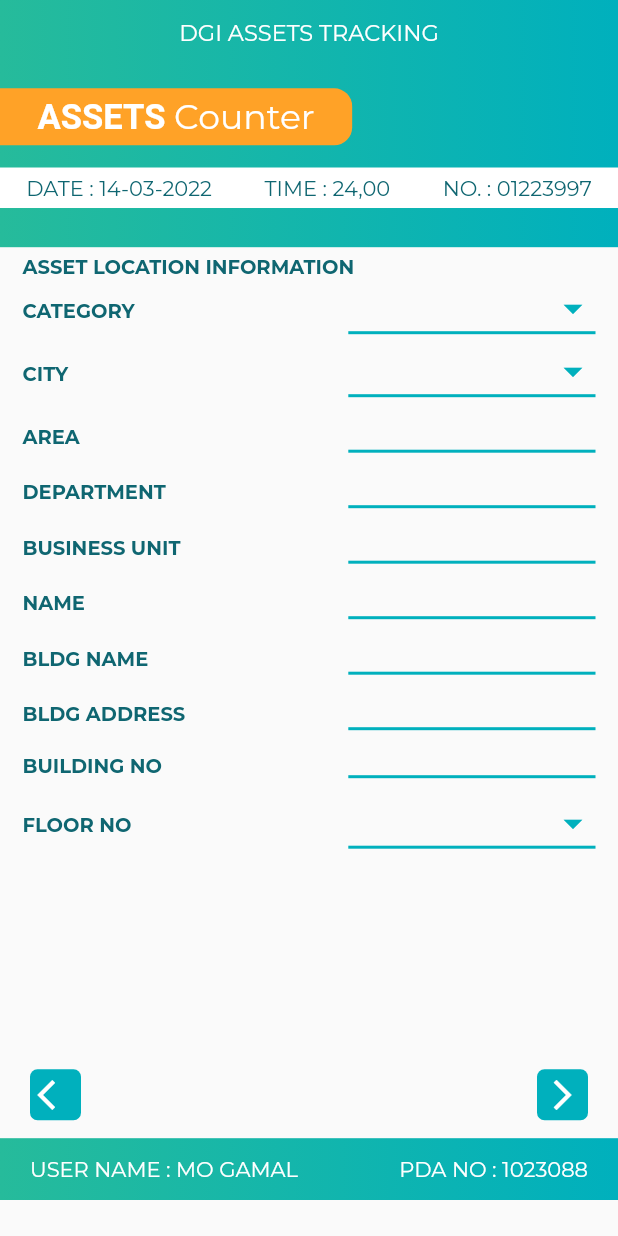
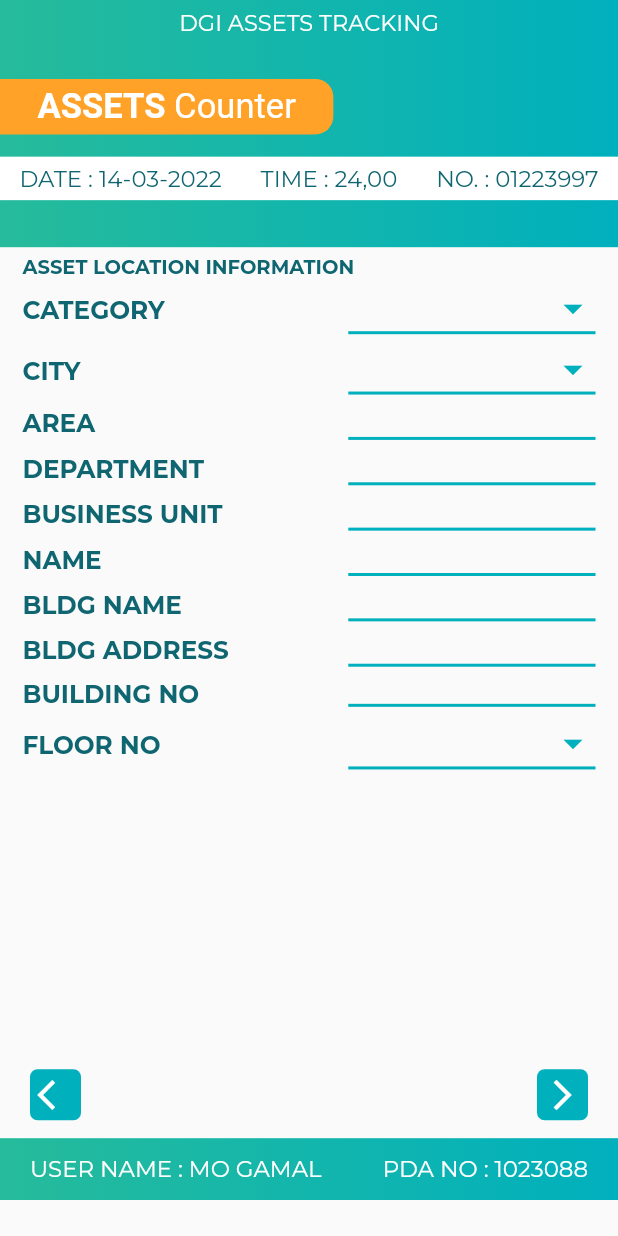
Before and after one commit to Ahmed2120/DGI, a Flutter app: the screen it shows after launch, after a tap on "Asset Counter", on a phone screen of 412 x 824 dp. Run offline on Flutter 3.47's test engine with Material 2 defaults, Android fonts, the phone set to English and light mode, and no system bars; our stand-ins replace dropdown_button2.

Commit message:
first commit

```diff
--- a/lib/screens/assets_counter_screen.dart
+++ b/lib/screens/assets_counter_screen.dart
@@ -15,6 +15,8 @@ class _AssetsCounterState extends State<AssetsCounter> {
   @override
   Widget build(BuildContext context) {
     final dSize = MediaQuery.of(context).size;
+    print('hhh ${dSize.height * 0.01}');
+    print('hhh ${dSize.width * 0.04}');
     return Scaffold(
         body: SafeArea(
           child: SingleChildScrollView(
@@ -25,7 +27,7 @@ class _AssetsCounterState extends State<AssetsCounter> {
                   Container(
                     width: double.infinity,
                     height: dSize.height * 0.20,
-                    padding: EdgeInsets.only(top: 12),
+                    padding: EdgeInsets.symmetric(vertical: dSize.height * 0.007),
                     decoration: const BoxDecoration(
                         gradient: LinearGradient(
                             colors: [
@@ -63,8 +65,7 @@ class _AssetsCounterState extends State<AssetsCounter> {
                                   TextSpan(
                                       style: TextStyle(
                                           fontSize: dSize.height * 0.028,
-                                          color: Colors.white,
-                                          fontFamily: 'Montserrat'),
+                                          color: Colors.white,),
                                       children: const <InlineSpan>[
                                         TextSpan(
                                           text: 'ASSETS ',
@@ -90,11 +91,11 @@ class _AssetsCounterState extends State<AssetsCounter> {
                             mainAxisAlignment: MainAxisAlignment.spaceAround,
                             children: [
                               Text('DATE : 14-03-2022', style:
-                              const TextStyle(color: Color(0xFF0F6671)),),
+                              TextStyle(color: Color(0xFF0F6671), fontSize: dSize.width * 0.037),),
                               Text('TIME : 24,00', style:
-                              const TextStyle(color: Color(0xFF0F6671)),),
+                              TextStyle(color: Color(0xFF0F6671), fontSize: dSize.width * 0.037),),
                               Text('NO. : 01223997', style:
-                              const TextStyle(color: Color(0xFF0F6671)),),
+                              TextStyle(color: Color(0xFF0F6671), fontSize: dSize.width * 0.037),),
                             ],
                           ),
                         )
@@ -103,8 +104,7 @@ class _AssetsCounterState extends State<AssetsCounter> {
                   ),
                   Padding(
                     padding: const EdgeInsets.symmetric(vertical: 5, horizontal: 15),
-                    child: Flexible(
-                      child: Container(
+                    child: SizedBox(
                       height: dSize.height * 0.58,
                       child: Column(
                         // mainAxisAlignment: MainAxisAlignment.spaceBetween,
@@ -117,7 +117,7 @@ class _AssetsCounterState extends State<AssetsCounter> {
                           ),
                           Row(
                             children: [
-                                buildText('CATEGORY'),
+                              buildText('CATEGORY', dSize),
                               const Spacer(),
                               Container(
                                 decoration: const BoxDecoration(
@@ -157,10 +157,10 @@ class _AssetsCounterState extends State<AssetsCounter> {
                               ),
                             ],
                           ),
-                            const SizedBox(height: 10,),
+                          SizedBox(height: dSize.height * 0.01,),
                           Row(
                             children: [
-                                buildText('CITY'),
+                              buildText('CITY', dSize),
                               Spacer(),
                               Container(
                                 decoration: const BoxDecoration(
@@ -200,10 +200,10 @@ class _AssetsCounterState extends State<AssetsCounter> {
                               ),
                             ],
                           ),
-                            const SizedBox(height: 15,),
+                          SizedBox(height: dSize.height * 0.01,),
                           Row(
                             children: [
-                                buildText('AREA'),
+                              buildText('AREA', dSize),
                               const Spacer(),
                               Container(
                                 width: dSize.width * 0.4,
@@ -221,10 +221,10 @@ class _AssetsCounterState extends State<AssetsCounter> {
                               ),
                             ],
                           ),
-                            const SizedBox(height: 15,),
+                          SizedBox(height: dSize.height * 0.01,),
                           Row(
                             children: [
-                                buildText('DEPARTMENT'),
+                              buildText('DEPARTMENT', dSize),
                               Spacer(),
                               Container(
                                 width: dSize.width * 0.4,
@@ -242,10 +242,10 @@ class _AssetsCounterState extends State<AssetsCounter> {
                               ),
                             ],
                           ),
-                            const SizedBox(height: 15,),
+                          SizedBox(height: dSize.height * 0.01,),
                           Row(
                             children: [
-                                buildText('BUSINESS UNIT'),
+                              buildText('BUSINESS UNIT', dSize),
                               Spacer(),
                               Container(
                                 width: dSize.width * 0.4,
@@ -263,10 +263,10 @@ class _AssetsCounterState extends State<AssetsCounter> {
                               ),
                             ],
                           ),
-                            const SizedBox(height: 15,),
+                          SizedBox(height: dSize.height * 0.01,),
                           Row(
                             children: [
-                                buildText('NAME'),
+                              buildText('NAME', dSize),
                               Spacer(),
                               Container(
                                 width: dSize.width * 0.4,
@@ -284,10 +284,10 @@ class _AssetsCounterState extends State<AssetsCounter> {
                               ),
                             ],
                           ),
-                            const SizedBox(height: 15,),
+                          SizedBox(height: dSize.height * 0.01,),
                           Row(
                             children: [
-                                buildText('BLDG NAME'),
+                              buildText('BLDG NAME', dSize),
                               const Spacer(),
                               Container(
                                 width: dSize.width * 0.4,
@@ -305,10 +305,10 @@ class _AssetsCounterState extends State<AssetsCounter> {
                               ),
                             ],
                           ),
-                            const SizedBox(height: 15,),
+                          SizedBox(height: dSize.height * 0.01,),
                           Row(
                             children: [
-                                buildText('BLDG ADDRESS'),
+                              buildText('BLDG ADDRESS', dSize),
                               const Spacer(),
                               Container(
                                 width: dSize.width * 0.4,
@@ -326,10 +326,10 @@ class _AssetsCounterState extends State<AssetsCounter> {
                               ),
                             ],
                           ),
-                            const SizedBox(height: 15,),
+                          SizedBox(height: dSize.height * 0.01,),
                           Row(
                             children: [
-                                buildText('BUILDING NO'),
+                              buildText('BUILDING NO', dSize),
                               Spacer(),
                               Container(
                                 width: dSize.width * 0.4,
@@ -347,10 +347,10 @@ class _AssetsCounterState extends State<AssetsCounter> {
                               ),
                             ],
                           ),
-                            const SizedBox(height: 15,),
+                          SizedBox(height: dSize.height * 0.01,),
                           Row(
                             children: [
-                                buildText('FLOOR NO'),
+                              buildText('FLOOR NO', dSize),
                               const Spacer(),
                               Container(
                                 decoration: const BoxDecoration(
@@ -391,7 +391,6 @@ class _AssetsCounterState extends State<AssetsCounter> {
                             ],
                           ),
                         ],
-                        ),
                       ),
                     ),
                   ),
@@ -440,11 +439,11 @@ class _AssetsCounterState extends State<AssetsCounter> {
                         children: [
                           Text(
                             'USER NAME : MO GAMAL',
-                            style: TextStyle(color: Colors.white),
+                            style: TextStyle(color: Colors.white, fontSize: dSize.width * 0.037),
                           ),
                           Text(
                             'PDA NO : 1023088',
-                            style: TextStyle(color: Colors.white),
+                            style: TextStyle(color: Colors.white, fontSize: dSize.width * 0.037),
                           ),
                         ],
                       ))
@@ -455,11 +454,11 @@ class _AssetsCounterState extends State<AssetsCounter> {
         ));
   }
 
-  Text buildText(String title) {
+  Text buildText(String title, dSize) {
     return Text(
       title,
       style:
-      const TextStyle(fontSize: 13, color: Color(0xFF0F6671), fontWeight: FontWeight.bold),
+      TextStyle(fontSize: dSize.width * 0.04, color: Color(0xFF0F6671), fontWeight: FontWeight.bold),
     );
   }
 }
--- a/lib/screens/home_page.dart
+++ b/lib/screens/home_page.dart
@@ -11,8 +11,8 @@ class HomePage extends StatelessWidget {
   @override
   Widget build(BuildContext context) {
     final dsize = MediaQuery.of(context).size;
-    // print('hhh ${dsize.height * 0.0042}');
-    // print('hhh ${dsize.width * 0.092}');
+    print('hhh ${dsize.height * 0.0412}');
+    print('hhh ${dsize.width * 0.039}');
     return Scaffold(
       body: Stack(
         children: [
@@ -28,7 +28,7 @@ class HomePage extends StatelessWidget {
                     stops: [0, 1])),
           ),
           Padding(
-            padding: EdgeInsets.all(dsize.height * 0.0412),
+            padding: EdgeInsets.symmetric(vertical:dsize.height * 0.041, horizontal: 30),
             child: Center(
               child: Column(
                 crossAxisAlignment: CrossAxisAlignment.center,
@@ -42,7 +42,7 @@ class HomePage extends StatelessWidget {
                         fontWeight: FontWeight.bold),
                   ),
                   Container(
-                    margin: EdgeInsets.only(top: 10, bottom: 20),
+                    margin: EdgeInsets.only(top: dsize.height * 0.015, bottom: dsize.height * 0.013),
                     width: double.infinity,
                     decoration: BoxDecoration(
                         color: Color(0xFFFFA227),
@@ -54,15 +54,15 @@ class HomePage extends StatelessWidget {
                           width: dsize.width * 0.5,
                         ),
                         Container(
-                          padding: const EdgeInsets.all(10),
+                          padding: EdgeInsets.symmetric(vertical: dsize.height * 0.008),
                           width: double.infinity,
                           decoration: BoxDecoration(
                               color: const Color(0xFFFFFFFF).withOpacity(0.3),
                               borderRadius: BorderRadius.circular(10)),
-                          child: const Text(
+                          child: Text(
                             'FIXED ASSET RACKING Software v 1.0.0',
                             style: TextStyle(
-                              fontSize: 15,
+                              fontSize: dsize.width * 0.039,
                               color: Colors.white,
                               fontWeight: FontWeight.bold,
                             ),
@@ -73,7 +73,8 @@ class HomePage extends StatelessWidget {
                     ),
                   ),
                   Container(
-                    padding: const EdgeInsets.all(15),
+                    padding: EdgeInsets.all(dsize.height * 0.0152),
+                    height: dsize.height * 0.647,
                     width: double.infinity,
                     decoration: BoxDecoration(
                         color: const Color(0xFFFFFFFF).withOpacity(0.3),
@@ -126,11 +127,11 @@ class HomePage extends StatelessWidget {
                     ),
                   ),
                   Padding(
-                    padding: EdgeInsets.all(dsize.height * 0.0029),
+                    padding: EdgeInsets.only(top: dsize.height * 0.0029),
                     child: Text('FATS Dashboard',
                         style: TextStyle(
                             color: Color(0xFF0F6671),
-                            fontSize: 15,
+                            fontSize: dsize.width * 0.042,
                             fontFamily: 'Montserrat')),
                   )
                 ],
```
Also changed, not shown: lib/screens/assets_verification_screen.dart (+30 -30 lines), lib/screens/item_capture_screen.dart (+33 -33 lines). Lines whose indentation alone changed are shown as unchanged.
